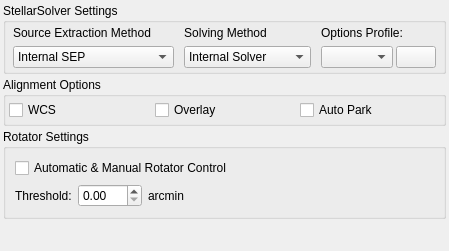
First picture: the form in kstars/ekos/align/opsalign.ui, repository KDE/kstars, before the edit.
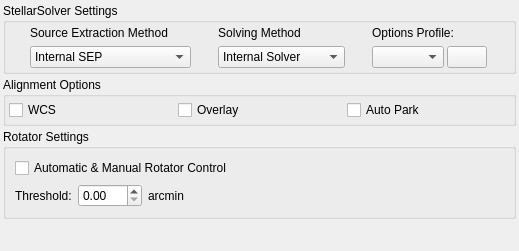
Second picture: the form after the edit.

Patch:
```diff
--- a/kstars/ekos/align/opsalign.ui
+++ b/kstars/ekos/align/opsalign.ui
@@ -6,7 +6,7 @@
    <rect>
     <x>0</x>
     <y>0</y>
-    <width>449</width>
+    <width>519</width>
     <height>251</height>
    </rect>
   </property>
@@ -187,6 +187,12 @@
         </item>
         <item>
          <widget class="QPushButton" name="editSolverProfile">
+          <property name="sizePolicy">
+           <sizepolicy hsizetype="Preferred" vsizetype="Fixed">
+            <horstretch>0</horstretch>
+            <verstretch>0</verstretch>
+           </sizepolicy>
+          </property>
           <property name="toolTip">
            <string>Opens the currently selected Options Profile in the Options Profile Editor</string>
           </property>
```
Left out of the diff: 4 changed lines with no effect on the pictures.
